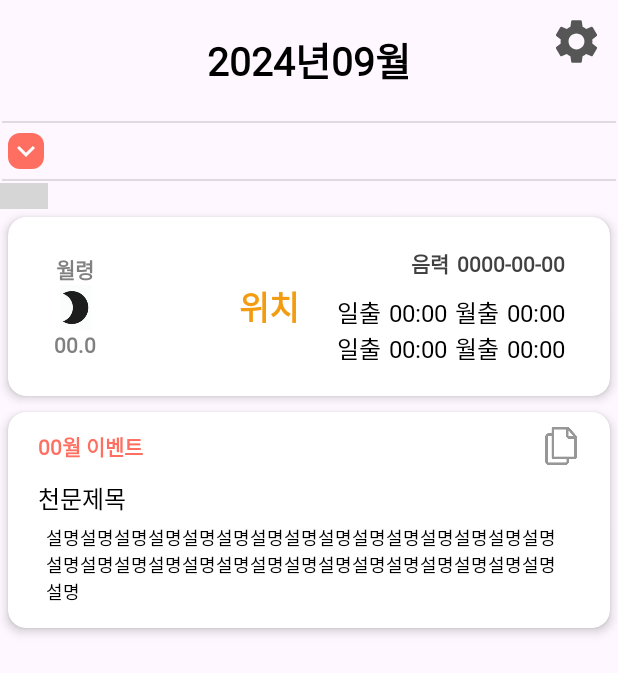
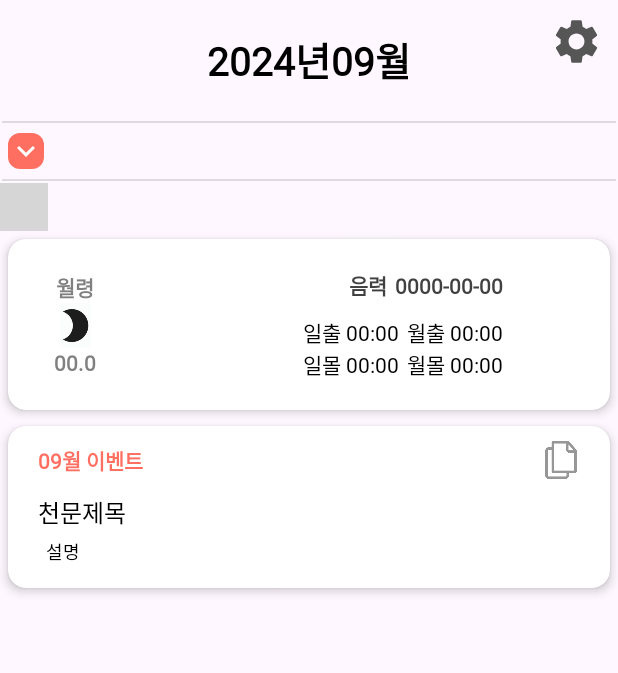
Before and after one commit to MyLittleRengar/ToTheStarlight, an Android app: the MainActivity screen opened directly, with no data from a screen before it, on a phone screen of 412 x 824 dp. Shown: the top 673 px of the screen. Run offline under Robolectric (Android 15) with nearby library versions, the phone set to English and light mode, and no system bars; libraries missing offline, so code that uses them is left out: com.applandeo.materialcalendarview; plain views replace CalendarView; 4 statements that could not run were skipped; grey boxes are pictures that could not be loaded.

Commit message:
일(월)출, 몰 시간 추가. 커스텀 다이얼로그로 지역 설정 및 저장, 이전 혹은 다음 달로 이동시 그에 맞게 정보 변경

```diff
--- a/app/src/main/java/com/project/tothestarlight/MainActivity.kt
+++ b/app/src/main/java/com/project/tothestarlight/MainActivity.kt
@@ -3,14 +3,13 @@ package com.project.tothestarlight
 import android.annotation.SuppressLint
 import android.content.ClipData
 import android.content.ClipboardManager
+import android.content.SharedPreferences
 import android.graphics.drawable.Drawable
 import android.os.AsyncTask
-import android.os.Build
 import android.os.Bundle
 import android.util.Log
 import android.view.View
 import android.widget.ImageView
-import android.widget.LinearLayout
 import android.widget.TextView
 import android.widget.Toast
 import androidx.activity.enableEdgeToEdge
@@ -54,6 +53,7 @@ class MainActivity : AppCompatActivity() {
     private lateinit var sunRiseTv: TextView
     private lateinit var moonRiseTv: TextView
     private lateinit var sunSetTv: TextView
+    private lateinit var moonSetTv: TextView
     private lateinit var monthlyEventTv: TextView
     private lateinit var mainAstroTitleTv: TextView
     private lateinit var monthlyEventInfoTv: TextView
@@ -67,6 +67,7 @@ class MainActivity : AppCompatActivity() {
     private lateinit var astroAdapter: AstroRecyclerAdapter
     private var datas = mutableListOf<AstroItem>()
     private var astroItems = mutableListOf<AstroItem>()
+    private var riseItems = mutableListOf<RiseItem>()
 
     private var lunAge: String? = null
     private var solDay: String? = null
@@ -79,8 +80,17 @@ class MainActivity : AppCompatActivity() {
     private var astroTime: String? = null
     private var astroDate: String? = null
 
+    private var sunRise: String? = null
+    private var sunSet: String? = null
+    private var moonRise: String? = null
+    private var moonSet: String? = null
+
     private lateinit var urlBuilder1: StringBuilder
     private lateinit var urlBuilder2: StringBuilder
+    private lateinit var urlBuilder3: StringBuilder
+
+    private lateinit var preference: SharedPreferences
+    private var selectedLocation = ""
 
     @SuppressLint("SetTextI18n")
     override fun onCreate(savedInstanceState: Bundle?) {
@@ -109,27 +119,45 @@ class MainActivity : AppCompatActivity() {
         sunRiseTv = findViewById(R.id.sunRiseTv)
         moonRiseTv = findViewById(R.id.moonRiseTv)
         sunSetTv = findViewById(R.id.sunSetTv)
+        moonSetTv = findViewById(R.id.moonSetTv)
         monthlyEventInfoTv = findViewById(R.id.monthlyEventInfoTv)
         mainAstroTitleTv = findViewById(R.id.mainAstroTitleTv)
         monthlyEventTv = findViewById(R.id.monthlyEventTv)
         copyIv = findViewById(R.id.copyIv)
         astroRv = findViewById(R.id.astroRv)
 
+        preference = getSharedPreferences("location", 0)
+
+        if(locationTv.text == "위치") {
+            selectedLocation = preference.getString("location", "").toString()
+            locationTv.text = selectedLocation
+        }
+
         val dateSplit = getCurrentDate().split("-")
+        val currentDate = dateSplit[0]+dateSplit[1]+dateSplit[2]
 
         urlBuilder1 = StringBuilder(BuildConfig.API_ASTRO)
         urlBuilder2 = StringBuilder(BuildConfig.API_MOON)
+        urlBuilder3 = StringBuilder(BuildConfig.API_RISE)
         makeUrlBuilder1(dateSplit[0], dateSplit[1])
         makeUrlBuilder2(dateSplit[0], dateSplit[1])
+        makeUrlBuilder3(currentDate, selectedLocation)
         xmlParsing1()
         xmlParsing2()
+        xmlParsing3()
 
         mainDateTv.text = dateSplit[0] + "년" + dateSplit[1] + "월"
+
+        monthlyEventTv.text = dateSplit[1]
 
         settingIv.setOnClickListener {
             val dlg = CustomLocationDialogAdapter(this@MainActivity)
             dlg.setOnAcceptClickedListener { location ->
-                Log.e("12", location)
+                locationTv.text = location
+                val editor = preference.edit()
+                editor.putString("location", location)
+                editor.apply()
+                Toast.makeText(this, "다음 정보부터 적용된 지역으로 표시됩니다.", Toast.LENGTH_SHORT).show()
             }
             dlg.show()
         }
@@ -145,15 +173,21 @@ class MainActivity : AppCompatActivity() {
             override fun onClick(calendarDay: CalendarDay) {
                 val clickedDay = calendarDay.calendar
                 val year = clickedDay.get(Calendar.YEAR)
-                val month = clickedDay.get(Calendar.MONTH) + 1
-                val day = if (clickedDay.get(Calendar.DAY_OF_MONTH) < 10) {
-                    "0" + clickedDay.get(Calendar.DAY_OF_MONTH)
-                } else {
-                    clickedDay.get(Calendar.DAY_OF_MONTH).toString()
-                }
-                val convert = convertSolarToLunar(year, month, day.toInt())
+                val month = String.format(Locale.KOREA, "%02d", clickedDay.get(Calendar.MONTH) + 1)
+                val day = clickedDay.get(Calendar.DAY_OF_MONTH).toString().padStart(2, '0')
+                val convert = convertSolarToLunar(year, month.toInt(), day.toInt())
 
                 lunarTv.text = convert
+
+                val combineDate = year.toString()+month+ day
+                Log.e("@@@@", combineDate)
+                urlBuilder3.apply {
+                    clear()
+                    append(BuildConfig.API_RISE)
+                }
+                riseItems.clear()
+                makeUrlBuilder3(combineDate, selectedLocation)
+                xmlParsing3()
 
                 for (i in 0 until lunItems.size) {
                     if (lunItems[i].solDay == day) {
@@ -171,14 +205,25 @@ class MainActivity : AppCompatActivity() {
             }
         })
 
+        //다음 달 클릭
         custom.setOnForwardPageChangeListener(object : OnCalendarPageChangeListener {
+            @SuppressLint("NotifyDataSetChanged")
             override fun onChange() {
                 val calendarToday = custom.currentPageDate
                 val year = calendarToday.get(GregorianCalendar.YEAR).toString()
                 val month = calendarToday.get(GregorianCalendar.MONTH) + 1
                 val convertMonth = month.toString().padStart(2, '0')
-                val day = calendarToday.get(GregorianCalendar.DAY_OF_MONTH)
-                Log.e("Test", "년: $year, 월: $convertMonth, 일: $day")
+                monthlyEventTv.text = convertMonth
+                //Log.e("Test", "년: $year, 월: $convertMonth, 일: $day")
+                urlBuilder1.apply {
+                    clear()
+                    append(BuildConfig.API_ASTRO)
+                }
+                astroItems.clear()
+                datas.clear()
+                astroAdapter.notifyDataSetChanged()
+                makeUrlBuilder1(year, convertMonth)
+                xmlParsing2()
                 urlBuilder2.apply {
                     clear()
                     append(BuildConfig.API_MOON)
@@ -189,14 +234,25 @@ class MainActivity : AppCompatActivity() {
             }
         })
 
+        //저번 달 클릭
         custom.setOnPreviousPageChangeListener(object : OnCalendarPageChangeListener {
+            @SuppressLint("NotifyDataSetChanged")
             override fun onChange() {
                 val calendarToday = custom.currentPageDate
                 val year = calendarToday.get(GregorianCalendar.YEAR).toString()
                 val month = calendarToday.get(GregorianCalendar.MONTH) + 1
                 val convertMonth = month.toString().padStart(2, '0')
-                val day = calendarToday.get(GregorianCalendar.DAY_OF_MONTH)
-                Log.e("Test", "년: $year, 월: $convertMonth, 일: $day")
+                monthlyEventTv.text = convertMonth
+                //Log.e("Test", "년: $year, 월: $convertMonth, 일: $day")
+                urlBuilder1.apply {
+                    clear()
+                    append(BuildConfig.API_ASTRO)
+                }
+                astroItems.clear()
+                datas.clear()
+                astroAdapter.notifyDataSetChanged()
+                makeUrlBuilder1(year, convertMonth)
+                xmlParsing2()
                 urlBuilder2.apply {
                     clear()
                     append(BuildConfig.API_MOON)
@@ -243,7 +299,7 @@ class MainActivity : AppCompatActivity() {
 
     @SuppressLint("NotifyDataSetChanged")
     private fun initRecycler(astroEvent: String, astroTitle: String, astroTime: String, astroDate: String) {
-        Log.e("INIT", astroEvent + "/" + astroTitle + "/" + astroTime + "/" + astroDate)
+        //Log.e("INIT", astroEvent + "/" + astroTitle + "/" + astroTime + "/" + astroDate)
         astroAdapter = AstroRecyclerAdapter(this)
         astroRv.adapter = astroAdapter
         datas.apply { add(AstroItem(astroEvent,astroTime,astroTitle,astroDate)) }
@@ -254,7 +310,7 @@ class MainActivity : AppCompatActivity() {
     }
 
     private fun makeUrlBuilder1(year: String?, month: String?) {
-        Log.d("parsingLog", "makeUrlBuilder1 실행됨")
+        //Log.d("parsingLog", "makeUrlBuilder1 실행됨")
         try {
             urlBuilder1.append("?" + URLEncoder.encode("ServiceKey", "UTF-8") + "=" + BuildConfig.API_KEY)
             urlBuilder1.append("&" + URLEncoder.encode("solYear", "UTF-8") + "=" + URLEncoder.encode(year, "UTF-8")) // 연도
@@ -268,13 +324,26 @@ class MainActivity : AppCompatActivity() {
     }
 
     private fun makeUrlBuilder2(year: String?, month: String?) {
-        Log.d("parsingLog", "makeUrlBuilder2 실행됨")
+        //Log.d("parsingLog", "makeUrlBuilder2 실행됨")
         try {
             urlBuilder2.append("?" + URLEncoder.encode("ServiceKey", "UTF-8") + "=" + BuildConfig.API_KEY)
             urlBuilder2.append("&" + URLEncoder.encode("solYear", "UTF-8") + "=" + URLEncoder.encode(year, "UTF-8")) // 연도
             urlBuilder2.append("&" + URLEncoder.encode("solMonth", "UTF-8") + "=" + URLEncoder.encode(month, "UTF-8")) // 월
             urlBuilder2.append("&" + URLEncoder.encode("numOfRows", "UTF-8") + "=" + URLEncoder.encode("32", "UTF-8")) //모든 데이터 출력
             Log.d("parsingLog", "url2: $urlBuilder2")
+
+        } catch (e: IOException) {
+            e.printStackTrace()
+        }
+    }
+
+    private fun makeUrlBuilder3(date: String, location: String) {
+        //Log.d("parsingLog", "makeUrlBuilder3 실행됨")
+        try {
+            urlBuilder3.append("?" + URLEncoder.encode("ServiceKey", "UTF-8") + "=" + BuildConfig.API_KEY)
+            urlBuilder3.append("&" + URLEncoder.encode("locdate", "UTF-8") + "=" + URLEncoder.encode(date, "UTF-8")) // 연도
+            urlBuilder3.append("&" + URLEncoder.encode("location", "UTF-8") + "=" + URLEncoder.encode(location, "UTF-8")) // 월
+            Log.d("parsingLog", "url3: $urlBuilder3")
 
         } catch (e: IOException) {
             e.printStackTrace()
@@ -297,6 +366,17 @@ class MainActivity : AppCompatActivity() {
             val url = URL(urlBuilder1.toString())
 
             val task = XMLTask2()
+            task.execute(url)
+        } catch (e: MalformedURLException) {
+            e.printStackTrace()
+        }
+    }
+
+    private fun xmlParsing3() {
+        try {
+            val url = URL(urlBuilder3.toString())
+
+            val task = XMLTask3()
             task.execute(url)
         } catch (e: MalformedURLException) {
             e.printStackTrace()
@@ -361,15 +441,7 @@ class MainActivity : AppCompatActivity() {
                             tagName = parser.name
                             if (tagName == "item") {
                                 //Log.d("RESULT", solYear+"/"+solMonth+"/"+solDay+"/"+solWeek+"/"+lunAge)
-                                lunItems.add(
-                                    LunItem(
-                                        lunAge.toString(),
-                                        solDay.toString(),
-                                        solMonth.toString(),
-                                        solWeek.toString(),
-                                        solYear.toString()
-                                    )
-                                )
+                                lunItems.add(LunItem(lunAge.toString(), solDay.toString(), solMonth.toString(), solWeek.toString(), solYear.toString()))
                             }
                         }
                     }
@@ -394,8 +466,7 @@ class MainActivity : AppCompatActivity() {
                 val itemYear = lunItems[index].solYear
                 val itemMonth = lunItems[index].solMonth
                 val itemDay = lunItems[index].solDay
-                val drawableId =
-                    resources.getIdentifier("moon_shape${itemAge}", "drawable", packageName)
+                val drawableId = resources.getIdentifier("moon_shape${itemAge}", "drawable", packageName)
                 val drawable: Drawable? = ContextCompat.getDrawable(this@MainActivity, drawableId)
                 calendar.set(itemYear.toInt(), itemMonth.toInt() - 1, itemDay.toInt())
                 events.add(EventDay(calendar.clone() as Calendar, drawable!!))
@@ -411,7 +482,6 @@ class MainActivity : AppCompatActivity() {
                 divideDate[1].toInt(),
                 divideDate[2].toInt()
             )
-            monthlyEventTv.text = divideDate[1]
             for (i in 0 until lunItems.size) {
                 if (lunItems[i].solMonth == divideDate[1] && lunItems[i].solDay == divideDate[2]) {
                     moonAgeTv.text = lunItems[i].lunAge
@@ -434,9 +504,7 @@ class MainActivity : AppCompatActivity() {
         @Deprecated("Deprecated in Java")
         override fun doInBackground(vararg urls: URL?) {
             val myUrl = urls[0]
-            val items = ArrayList<AstroItem>()
             try {
-                items.clear()
                 val `is` = myUrl?.openStream()
                 val factory = XmlPullParserFactory.newInstance()
                 val parser = factory.newPullParser()
@@ -445,7 +513,6 @@ class MainActivity : AppCompatActivity() {
                 var eventType = parser.eventType
                 var tagName: String?
 
-                var cnt = 0
                 while (eventType != XmlPullParser.END_DOCUMENT) {
                     when (eventType) {
                         XmlPullParser.START_TAG -> {
@@ -488,14 +555,7 @@ class MainActivity : AppCompatActivity() {
                         XmlPullParser.END_TAG -> {
                             tagName = parser.name
                             if (tagName == "item") {
-                                if(cnt != 0) {
-                                    Log.d("RESULT", astroEvent + "/" + astroTitle + "/" + astroTime + "/" + astroDate)
-                                    initRecycler(astroEvent.toString(), astroTitle.toString(), astroTime.toString(), astroDate.toString())
-                                }
-                                else {
-                                    astroItems.add(AstroItem(astroEvent.toString(), astroTime.toString(), astroTitle.toString(), astroDate.toString()))
-                                    cnt++
-                                }
+                                astroItems.add(AstroItem(astroEvent.toString(), astroTime.toString(), astroTitle.toString(), astroDate.toString()))
                             }
                         }
                     }
@@ -512,11 +572,89 @@ class MainActivity : AppCompatActivity() {
         override fun onPostExecute(result: Unit?) {
             super.onPostExecute(result)
 
+            for(i in 0 until astroItems.size) {
+                if(i != 0) {
+                    initRecycler(astroItems[i].astroEvent.toString(), astroItems[i].astroTitle.toString(), astroItems[i].astroTime.toString(), astroItems[i].astroDate.toString())
+                }
+            }
             mainAstroTitleTv.text = astroItems[0].astroTitle
             monthlyEventInfoTv.text = astroItems[0].astroEvent
         }
     }
+
+    @SuppressLint("StaticFieldLeak")
+    inner class XMLTask3 : AsyncTask<URL?, Void?, Unit?>() {
+
+        @Deprecated("Deprecated in Java")
+        override fun doInBackground(vararg urls: URL?) {
+            val myUrl = urls[0]
+            try {
+                val `is` = myUrl?.openStream()
+                val factory = XmlPullParserFactory.newInstance()
+                val parser = factory.newPullParser()
+
+                parser.setInput(`is`, "UTF8")
+                var eventType = parser.eventType
+                var tagName: String?
+
+                while (eventType != XmlPullParser.END_DOCUMENT) {
+                    when (eventType) {
+                        XmlPullParser.START_TAG -> {
+                            tagName = parser.name
+                            when (tagName) {
+                                "moonrise" -> {
+                                    parser.next()
+                                    val text = parser.text ?: ""
+                                    moonRise = text
+                                    //Log.e("moonRise", text)
+                                }
+
+                                "moonset" -> {
+                                    parser.next()
+                                    val text = parser.text ?: ""
+                                    moonSet = text
+                                    //Log.e("moonSet", text)
+                                }
+                                "sunrise" -> {
+                                    parser.next()
+                                    val text = parser.text ?: ""
+                                    sunRise = text
+                                    //Log.e("sunRise", text)
+                                }
+
+                                "sunset" -> {
+                                    parser.next()
+                                    val text = parser.text ?: ""
+                                    sunSet = text
+                                    //Log.e("sunSet", text)
+                                }
+                            }
+                        }
+
+                        XmlPullParser.END_TAG -> {
+                            tagName = parser.name
+                            if (tagName == "item") {
+                                riseItems.add(RiseItem(sunRise, sunSet, moonRise, moonSet))
+                            }
+                        }
+                    }
+                    eventType = parser.next()
+                }
+            } catch (e: XmlPullParserException) {
+                e.printStackTrace()
+            } catch (e: IOException) {
+                e.printStackTrace()
+            }
+        }
+
+        @Deprecated("Deprecated in Java")
+        override fun onPostExecute(result: Unit?) {
+            super.onPostExecute(result)
+
+            sunRiseTv.text = riseItems[0].sunRise!!.trim().chunked(2).joinToString(":")
+            moonRiseTv.text = riseItems[0].moonRise!!.trim().chunked(2).joinToString(":")
+            sunSetTv.text = riseItems[0].sunSet!!.trim().chunked(2).joinToString(":")
+            moonSetTv.text = riseItems[0].moonSet!!.trim().chunked(2).joinToString(":")
+        }
+    }
 }
-    // TODO: 출몰 시각 정보 추가시, 지역 설정 및 지역 저장(ShardPreference) 사용, 초기 화면은 오늘 날짜의 일출몰 시각
-    // TODO: 날짜 클릭시, 클릭한 날짜 일출몰 시각, 위치TextView 저장된 지역에 맞게 변환. 설정 버튼 -> 지역 변환 -> 데이터 저장
-    // TODO: 천문 현상 정보 추가
--- a/app/src/main/res/layout/activity_main.xml
+++ b/app/src/main/res/layout/activity_main.xml
@@ -154,17 +154,12 @@
 
                     </LinearLayout>
 
-                    <View
-                        android:layout_width="0dp"
-                        android:layout_height="0dp"
-                        android:layout_weight="1"/>
-
                     <TextView
                         android:id="@+id/locationTv"
                         android:layout_width="wrap_content"
                         android:layout_height="wrap_content"
-                        android:layout_gravity="center_vertical|end"
-                        android:layout_marginEnd="15dp"
+                        android:layout_marginEnd="10dp"
+                        android:layout_marginStart="60dp"
                         android:fontFamily="@font/cafe24surround"
                         android:text="위치"
                         android:textColor="@color/sub"
@@ -172,9 +167,10 @@
                         android:textStyle="bold" />
 
                     <LinearLayout
-                        android:layout_width="wrap_content"
+                        android:layout_width="180dp"
                         android:layout_height="wrap_content"
                         android:orientation="vertical"
+                        android:layout_marginStart="20dp"
                         android:gravity="end"
                         android:padding="10dp">
 
@@ -208,7 +204,7 @@
                         </LinearLayout>
 
                         <LinearLayout
-                            android:layout_width="match_parent"
+                            android:layout_width="wrap_content"
                             android:layout_height="match_parent"
                             android:orientation="horizontal">
 
@@ -216,11 +212,11 @@
                                 android:id="@+id/textView2"
                                 android:layout_width="wrap_content"
                                 android:layout_height="wrap_content"
-                                android:layout_marginEnd="5dp"
+                                android:layout_marginEnd="3dp"
                                 android:fontFamily="@font/cafe24surround"
                                 android:text="일출"
                                 android:textColor="@color/black"
-                                android:textSize="16sp" />
+                                android:textSize="14sp" />
 
                             <TextView
                                 android:id="@+id/sunRiseTv"
@@ -229,18 +225,18 @@
                                 android:fontFamily="@font/cafe24surround"
                                 android:text="00:00"
                                 android:textColor="@color/black"
-                                android:textSize="16sp" />
+                                android:textSize="14sp" />
 
                             <TextView
                                 android:id="@+id/textView5"
                                 android:layout_width="wrap_content"
                                 android:layout_height="wrap_content"
                                 android:layout_marginStart="5dp"
-                                android:layout_marginEnd="5dp"
+                                android:layout_marginEnd="3dp"
                                 android:fontFamily="@font/cafe24surround"
                                 android:text="월출"
                                 android:textColor="@color/black"
-                                android:textSize="16sp" />
+                                android:textSize="14sp" />
 
                             <TextView
                                 android:id="@+id/moonRiseTv"
@@ -249,7 +245,7 @@
                                 android:fontFamily="@font/cafe24surround"
                                 android:text="00:00"
                                 android:textColor="@color/black"
-                                android:textSize="16sp" />
+                                android:textSize="14sp" />
                         </LinearLayout>
 
                         <LinearLayout
@@ -262,10 +258,10 @@
                                 android:layout_width="wrap_content"
                                 android:layout_height="wrap_content"
                                 android:fontFamily="@font/cafe24surround"
-                                android:layout_marginEnd="5dp"
-                                android:text="일출"
+                                android:layout_marginEnd="3dp"
+                                android:text="일몰"
                                 android:textColor="@color/black"
-                                android:textSize="16sp"/>
+                                android:textSize="14sp"/>
 
                             <TextView
                                 android:id="@+id/sunSetTv"
@@ -274,7 +270,7 @@
                                 android:fontFamily="@font/cafe24surround"
                                 android:text="00:00"
                                 android:textColor="@color/black"
-                                android:textSize="16sp" />
+                                android:textSize="14sp" />
 
                             <TextView
                                 android:id="@+id/textView4"
@@ -282,10 +278,10 @@
                                 android:layout_height="wrap_content"
                                 android:fontFamily="@font/cafe24surround"
                                 android:layout_marginStart="5dp"
-                                android:layout_marginEnd="5dp"
-                                android:text="월출"
+                                android:layout_marginEnd="3dp"
+                                android:text="월몰"
                                 android:textColor="@color/black"
-                                android:textSize="16sp" />
+                                android:textSize="14sp" />
 
                             <TextView
                                 android:id="@+id/moonSetTv"
@@ -294,7 +290,7 @@
                                 android:fontFamily="@font/cafe24surround"
                                 android:text="00:00"
                                 android:textColor="@color/black"
-                                android:textSize="16sp" />
+                                android:textSize="14sp" />
                         </LinearLayout>
                     </LinearLayout>
                 </LinearLayout>
@@ -381,7 +377,7 @@
                         android:fontFamily="@font/cafe24surroundair"
                         android:textColor="@color/black"
                         android:textSize="12sp"
-                        android:text="설명설명설명설명설명설명설명설명설명설명설명설명설명설명설명설명설명설명설명설명설명설명설명설명설명설명설명설명설명설명설명"
+                        android:text="설명"
                         android:padding="5dp" />
 
                 </LinearLayout>
@@ -391,7 +387,8 @@
             <androidx.recyclerview.widget.RecyclerView
                 android:id="@+id/astroRv"
                 android:layout_width="match_parent"
-                android:layout_height="400dp"
+                android:layout_height="380dp"
+                android:layout_marginBottom="40dp"
                 tools:listitem="@layout/astro_item"/>
 
         </LinearLayout>
```
Also changed, not shown: app/build.gradle.kts (+9 -3 lines), app/src/main/java/com/project/tothestarlight/RiseItem.kt (added, +8 -0 lines), app/src/main/res/drawable/moon_shape30.png (added).
